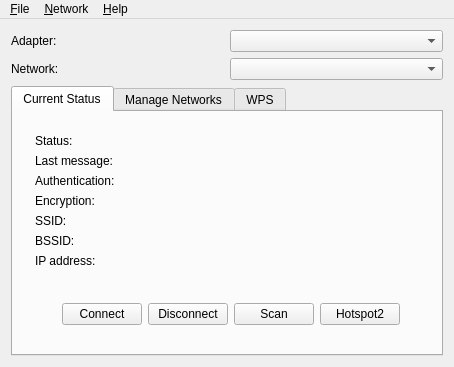
First picture: the form in wpa_supplicant/wpa_gui-qt4/wpagui.ui, repository furtherLee/wpa_supplicant_demo, before the edit.
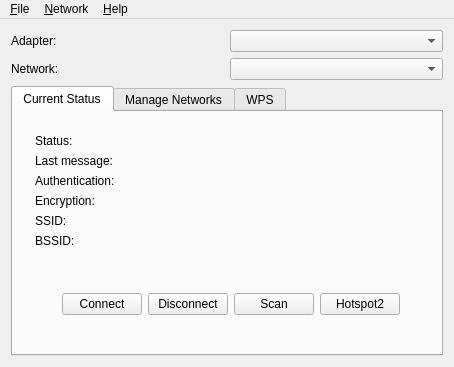
Second picture: the form after the edit. Icons and pictures are not drawn.

Commit message: remove ip address from main frame

Patch:
```diff
--- a/wpa_supplicant/wpa_gui-qt4/wpagui.ui
+++ b/wpa_supplicant/wpa_gui-qt4/wpagui.ui
@@ -100,13 +100,6 @@
              </property>
             </widget>
            </item>
-           <item row="6" column="0">
-            <widget class="QLabel" name="ipAddressLabel">
-             <property name="text">
-              <string>IP address:</string>
-             </property>
-            </widget>
-           </item>
            <item row="0" column="1">
             <widget class="QLabel" name="textStatus">
              <property name="text">
@@ -149,13 +142,6 @@
              </property>
             </widget>
            </item>
-           <item row="6" column="1">
-            <widget class="QLabel" name="textIpAddress">
-             <property name="text">
-              <string/>
-             </property>
-            </widget>
-           </item>
           </layout>
          </widget>
         </item>
```
The commit also changes 1 other file.
